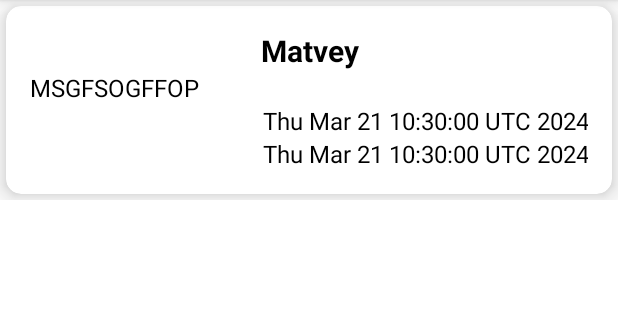
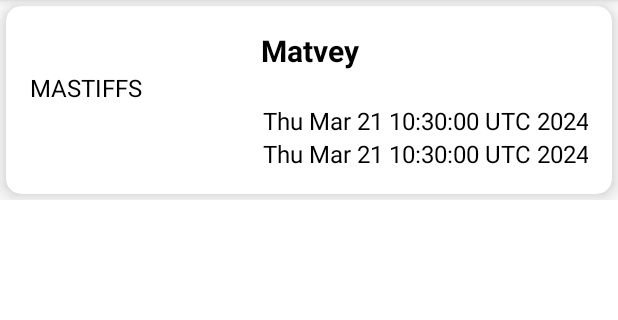
Before and after one commit to onodaHiroo/NotesApp, an Android app: the screen it shows after launch (MainActivity), on a phone screen of 412 x 824 dp, the part 84-404 px from its top. Run offline under Robolectric (Android 15) with nearby library versions, the phone set to English and light mode, and no system bars.

Commit message:
fixed launching main activity

```diff
--- a/app/src/main/java/com/example/notes/models/INoteList.kt
+++ b/app/src/main/java/com/example/notes/models/INoteList.kt
@@ -1,8 +1,6 @@
 package com.example.notes.models
 
 interface INoteList {
-    fun TestAddNotes(): MutableList<Note>
-    fun ShowNoteList()
 
     fun getAllNotes() : List<Note>
     fun getNote(id: Int) : Note?
--- a/app/src/main/java/com/example/notes/models/NoteModel.kt
+++ b/app/src/main/java/com/example/notes/models/NoteModel.kt
@@ -8,18 +8,14 @@ import java.util.*
 import kotlin.collections.ArrayList
 
 class NoteModel : INoteList {
-    //private val notes: MutableList<Note> = ArrayList<Note>()) : List<Note> by notes, INoteList{
+
     private val notes = mutableListOf<Note>()
+    private val notes2 = emptyList<Note>()
+    //private val notes = emptyList<Note>()
 
-    override fun TestAddNotes(): MutableList<Note> {
-        return mutableListOf()
-    }
-
-    override fun ShowNoteList() {
-    }
 
     override fun getAllNotes(): List<Note> {
-        return notes.toList()
+        return notes.toList<Note>()
     }
 
     override fun getNote(id: Int): Note? {
--- a/app/src/main/java/com/example/notes/views/MainActivity.kt
+++ b/app/src/main/java/com/example/notes/views/MainActivity.kt
@@ -9,33 +9,29 @@ import com.example.notes.models.Note
 import com.example.notes.models.NoteModel
 import com.example.notes.presenter.MainPresenter
 import java.util.*
-import kotlin.collections.ArrayList
+//import kotlin.collections.ArrayList
 
 
 class MainActivity : AppCompatActivity(), IMainActivity{
 
     private val presenter = MainPresenter(this, NoteModel())
-
     lateinit var binding: ActivityMainBinding
     lateinit var adapter: NoteAdapter
     lateinit var recyclerView: RecyclerView
 
+
     override fun onCreate(savedInstanceState: Bundle?) {
         super.onCreate(savedInstanceState)
-
         binding = ActivityMainBinding.inflate(layoutInflater)
         setContentView(binding.root)
+        initialAdapter()
         presenter.loadNotes()
-
-        initialAdapter()
-
     }
 
-    private fun initialAdapter(){
+    private fun initialAdapter() {
         recyclerView = binding.recyclerView
         adapter = NoteAdapter()
         recyclerView.adapter = adapter
-
         adapter.setList(myNote())
     }
 
@@ -43,7 +39,7 @@ class MainActivity : AppCompatActivity(), IMainActivity{
     fun myNote(): ArrayList<Note>{
         val notesList = ArrayList<Note>()
 
-        val note1 = Note(1, "Matvey", "MSGFSOGFFOP", Date(), Date())
+        val note1 = Note(1, "Matvey", "MASTIFFS", Date(), Date())
         notesList.add(note1)
 //
 //        val note2 = Note(2, "Pasha", "1231231", Date(), Date())
@@ -59,7 +55,8 @@ class MainActivity : AppCompatActivity(), IMainActivity{
     }
 
     override fun showNotes(notes: List<Note>) {
-        TODO("Not yet implemented")
+        //adapter.setList(notes)
+
     }
 
 
--- a/app/src/main/java/com/example/notes/views/NoteAdapter.kt
+++ b/app/src/main/java/com/example/notes/views/NoteAdapter.kt
@@ -10,6 +10,7 @@ import com.example.notes.R
 import com.example.notes.databinding.ViewHolderBinding
 import com.example.notes.models.Note
 import com.example.notes.models.NoteModel
+import java.util.Collections.emptyList
 
 class NoteAdapter: RecyclerView.Adapter<NoteAdapter.NoteViewHolder>() {
 
--- a/app/src/main/res/layout/view_holder.xml
+++ b/app/src/main/res/layout/view_holder.xml
@@ -17,7 +17,7 @@
             android:id="@+id/title"
             android:layout_width="match_parent"
             android:layout_height="wrap_content"
-            android:text="Title"
+            android:text="@string/title"
             android:textAlignment="center"
             android:textColor="#000000"
             android:textSize="20sp"
@@ -27,7 +27,7 @@
             android:id="@+id/text"
             android:layout_width="match_parent"
             android:layout_height="wrap_content"
-            android:text="Text"
+            android:text="@string/text"
             android:textColor="#000000"
             android:textSize="16sp" />
 
@@ -35,7 +35,7 @@
             android:id="@+id/change_date"
             android:layout_width="match_parent"
             android:layout_height="wrap_content"
-            android:text="Change Date"
+            android:text="@string/change_date"
             android:textAlignment="textEnd"
             android:textColor="#000000"
             android:textSize="16sp" />
@@ -44,7 +44,7 @@
             android:id="@+id/create_date"
             android:layout_width="match_parent"
             android:layout_height="wrap_content"
-            android:text="Create Date"
+            android:text="@string/create_date"
             android:textAlignment="textEnd"
             android:textColor="#000000"
             android:textSize="16sp" />
--- a/app/src/main/res/values/strings.xml
+++ b/app/src/main/res/values/strings.xml
@@ -1,3 +1,7 @@
 <resources>
     <string name="app_name">notes</string>
+    <string name="text">Text</string>
+    <string name="title">Title</string>
+    <string name="change_date">Change Date</string>
+    <string name="create_date">Create Date</string>
 </resources>
```
Also changed, not shown: app/build.gradle (+4 -3 lines), build.gradle (+7 -1 lines).
